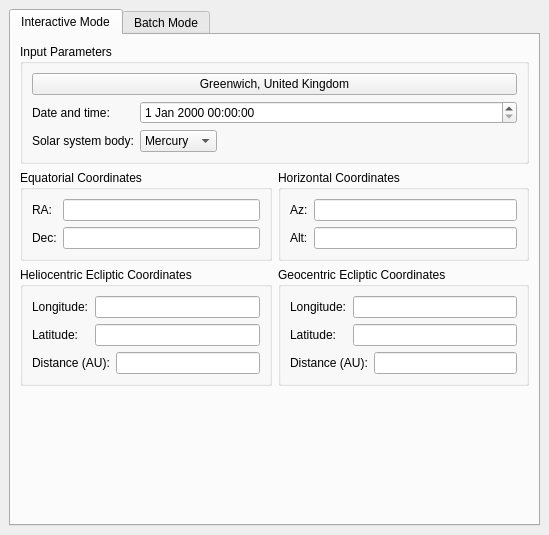
KDE/kstars, file kstars/tools/modcalcplanets.ui: the form before one commit.
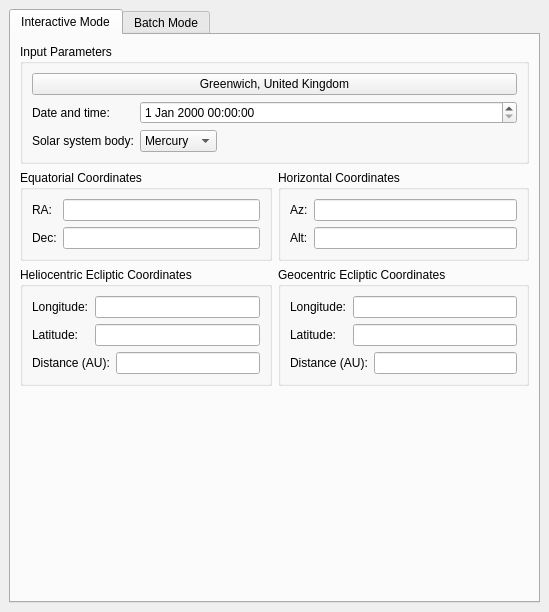
The form after the commit. The open tabs and pages were chosen to show the change. Custom widgets are drawn as their Qt base class.

Commit message: Make sure all calculator modules start on the "Interactive" tab when they are opened.

What changed in the file:
```diff
--- a/kstars/tools/modcalcplanets.ui
+++ b/kstars/tools/modcalcplanets.ui
@@ -6,7 +6,7 @@
     <x>0</x>
     <y>0</y>
     <width>549</width>
-    <height>535</height>
+    <height>612</height>
    </rect>
   </property>
   <layout class="QVBoxLayout" >
```
Left out of the diff: 2 changed lines with no effect on the pictures. The commit also changes 2 other files.
